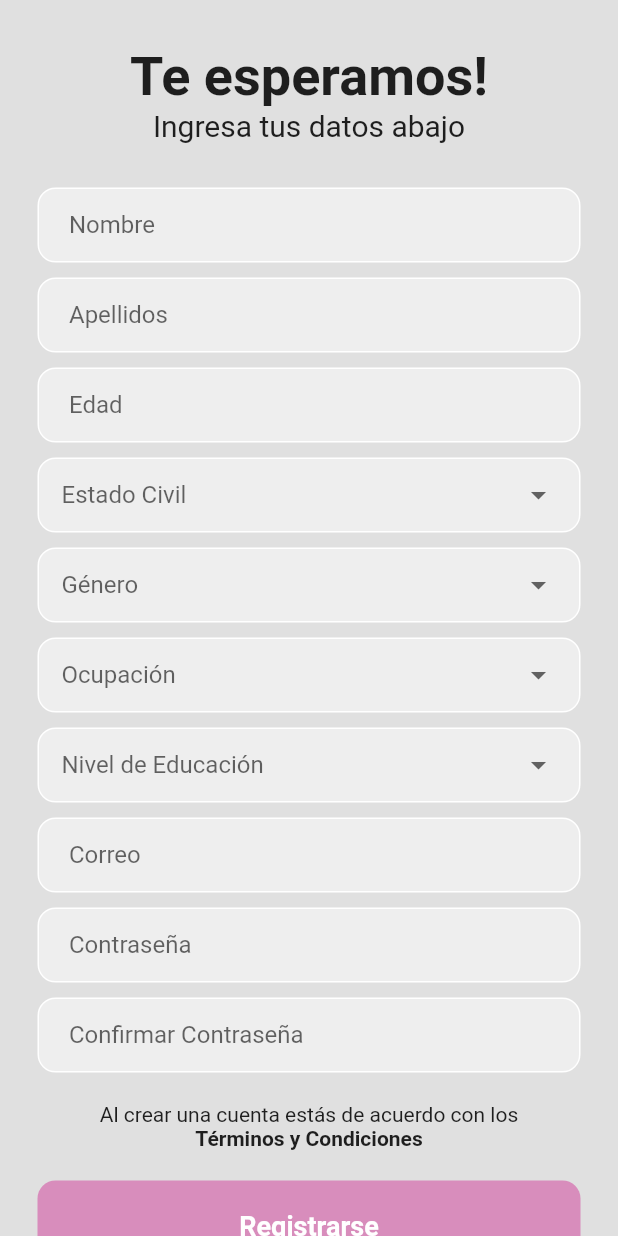
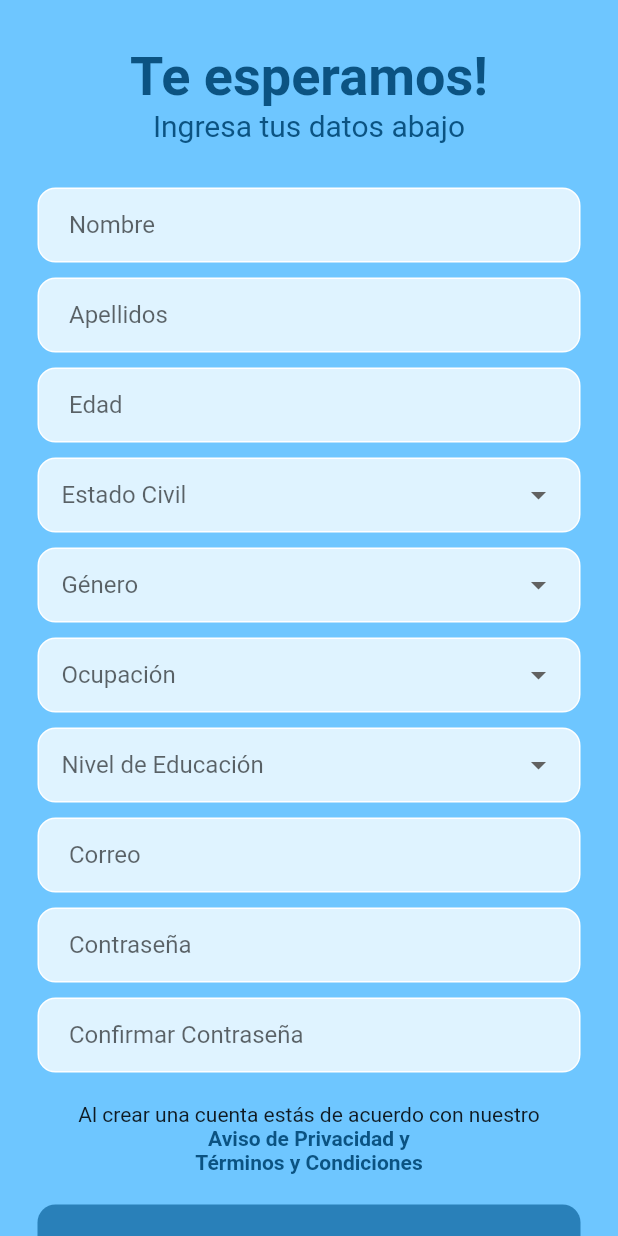
Before and after one commit to xxHarper/serenev1, a Flutter app: the RegisterPage screen opened directly with empty values, on a phone screen of 412 x 824 dp. Run offline on Flutter 3.47's test engine with Material 2 defaults, Android fonts, the phone set to English and light mode, and no system bars; our stand-ins replace animated_text_kit, better_player, cloud_firestore, firebase_auth, firebase_core, firebase_messaging and 5 more; accounts and stored records are empty; network calls fail.

Commit message:
terminos al 100, la bienvenida ya solo es al inicio

```diff
--- a/lib/intro_screens/intro_page_2.dart
+++ b/lib/intro_screens/intro_page_2.dart
@@ -19,7 +19,7 @@ class _IntroPage2State extends State<IntroPage2> {
     // TODO: implement initState
     BetterPlayerConfiguration betterPlayerConfiguration =
         BetterPlayerConfiguration(
-            autoPlay: false, aspectRatio: 16 / 9, fit: BoxFit.contain);
+            autoPlay: false, aspectRatio: 16 / 9, fit: BoxFit.fitWidth, );
 
     BetterPlayerDataSourceType type = BetterPlayerDataSourceType.network;
 
@@ -35,7 +35,8 @@ class _IntroPage2State extends State<IntroPage2> {
   @override
   Widget build(BuildContext context) {
     return Container(
-      color: Color(0xff80e4ed),
+      height: 200,
+      color: Color(0xff4F3C75),
       child: BetterPlayer(
           key: _betterPlayerKey, controller: _betterPlayerController!),
     );
--- a/lib/main.dart
+++ b/lib/main.dart
@@ -2,6 +2,7 @@ import 'package:firebase_core/firebase_core.dart';
 import 'package:firebase_messaging/firebase_messaging.dart';
 import 'package:flutter/material.dart';
 import 'package:serenev1/onboarding_screen.dart';
+import 'package:serenev1/services/local_storage.dart';
 import 'package:serenev1/services/notification_services.dart';
 
 import 'auth/main_page.dart';
@@ -12,6 +13,7 @@ Future main() async {
   WidgetsFlutterBinding.ensureInitialized();
   await Firebase.initializeApp();
   await initNotifications();
+  await LocalStorage.configurePrefs();
   runApp(const MyApp());
 }
 
@@ -59,11 +61,14 @@ class MyHomePage extends StatefulWidget {
 }
 
 class _MyHomePageState extends State<MyHomePage> {
-  bool showWelcomeScreens = true;
+  // Obtain shared preferences.
+  bool showWelcomeScreens = LocalStorage.prefs.getBool("welcomeScreen") ?? true;
+  /* bool showWelcomeScreens = true; */
 
   void toggleSc() {
     setState(() {
       showWelcomeScreens = !showWelcomeScreens;
+      LocalStorage.prefs.setBool("welcomeScreen", false);
     });
   }
 
--- a/lib/onboarding_screen.dart
+++ b/lib/onboarding_screen.dart
@@ -44,7 +44,7 @@ class _OnboardingScreenState extends State<OnboardingScreen> {
               alignment: Alignment(0, 0.8),
               child: DefaultTextStyle(
                   style: TextStyle(
-                      color: Colors.black87,
+                      color: Colors.white,
                       fontSize: 17,
                       fontWeight: FontWeight.normal),
                   child: Row(
--- a/lib/pages/register_page.dart
+++ b/lib/pages/register_page.dart
@@ -118,7 +118,8 @@ class _RegisterPageState extends State<RegisterPage> {
   @override
   Widget build(BuildContext context) {
     return Scaffold(
-      backgroundColor: Colors.grey[300],
+      /* backgroundColor: Colors.grey[300], */
+      backgroundColor: Color(0xff6EC6FF),
       body: SafeArea(
         child: Center(
           child: SingleChildScrollView(
@@ -135,6 +136,7 @@ class _RegisterPageState extends State<RegisterPage> {
                   style: TextStyle(
                     fontWeight: FontWeight.bold,
                     fontSize: 36,
+                    color: Color(0xff0B5382),
                   ),
                 ),
 
@@ -142,6 +144,7 @@ class _RegisterPageState extends State<RegisterPage> {
                   "Ingresa tus datos abajo",
                   style: TextStyle(
                     fontSize: 20,
+                    color: Color(0xff0B5382),
                   ),
                 ),
 
@@ -154,7 +157,7 @@ class _RegisterPageState extends State<RegisterPage> {
                   padding: const EdgeInsets.symmetric(horizontal: 25.0),
                   child: Container(
                     decoration: BoxDecoration(
-                        color: Colors.grey[200],
+                        color: Color(0xffDFF3FF),
                         border: Border.all(color: Colors.white),
                         borderRadius: BorderRadius.circular(12)),
                     child: Padding(
@@ -177,7 +180,7 @@ class _RegisterPageState extends State<RegisterPage> {
                   padding: const EdgeInsets.symmetric(horizontal: 25.0),
                   child: Container(
                     decoration: BoxDecoration(
-                        color: Colors.grey[200],
+                        color: Color(0xffDFF3FF),
                         border: Border.all(color: Colors.white),
                         borderRadius: BorderRadius.circular(12)),
                     child: Padding(
@@ -200,7 +203,7 @@ class _RegisterPageState extends State<RegisterPage> {
                   padding: const EdgeInsets.symmetric(horizontal: 25.0),
                   child: Container(
                     decoration: BoxDecoration(
-                        color: Colors.grey[200],
+                        color: Color(0xffDFF3FF),
                         border: Border.all(color: Colors.white),
                         borderRadius: BorderRadius.circular(12)),
                     child: Padding(
@@ -224,7 +227,7 @@ class _RegisterPageState extends State<RegisterPage> {
                   child: Container(
                     padding: const EdgeInsets.symmetric(horizontal: 15.0),
                     decoration: BoxDecoration(
-                        color: Colors.grey[200],
+                        color: Color(0xffDFF3FF),
                         border: Border.all(color: Colors.white),
                         borderRadius: BorderRadius.circular(12)),
                     child: DropdownButtonHideUnderline(
@@ -250,7 +253,7 @@ class _RegisterPageState extends State<RegisterPage> {
                   child: Container(
                     padding: const EdgeInsets.symmetric(horizontal: 15.0),
                     decoration: BoxDecoration(
-                        color: Colors.grey[200],
+                        color: Color(0xffDFF3FF),
                         border: Border.all(color: Colors.white),
                         borderRadius: BorderRadius.circular(12)),
                     child: DropdownButtonHideUnderline(
@@ -276,7 +279,7 @@ class _RegisterPageState extends State<RegisterPage> {
                   child: Container(
                     padding: const EdgeInsets.symmetric(horizontal: 15.0),
                     decoration: BoxDecoration(
-                        color: Colors.grey[200],
+                        color: Color(0xffDFF3FF),
                         border: Border.all(color: Colors.white),
                         borderRadius: BorderRadius.circular(12)),
                     child: DropdownButtonHideUnderline(
@@ -302,7 +305,7 @@ class _RegisterPageState extends State<RegisterPage> {
                   child: Container(
                     padding: const EdgeInsets.symmetric(horizontal: 15.0),
                     decoration: BoxDecoration(
-                        color: Colors.grey[200],
+                        color: Color(0xffDFF3FF),
                         border: Border.all(color: Colors.white),
                         borderRadius: BorderRadius.circular(12)),
                     child: DropdownButtonHideUnderline(
@@ -327,7 +330,7 @@ class _RegisterPageState extends State<RegisterPage> {
                   padding: const EdgeInsets.symmetric(horizontal: 25.0),
                   child: Container(
                     decoration: BoxDecoration(
-                        color: Colors.grey[200],
+                        color: Color(0xffDFF3FF),
                         border: Border.all(color: Colors.white),
                         borderRadius: BorderRadius.circular(12)),
                     child: Padding(
@@ -350,7 +353,7 @@ class _RegisterPageState extends State<RegisterPage> {
                   padding: const EdgeInsets.symmetric(horizontal: 25.0),
                   child: Container(
                     decoration: BoxDecoration(
-                        color: Colors.grey[200],
+                        color: Color(0xffDFF3FF),
                         border: Border.all(color: Colors.white),
                         borderRadius: BorderRadius.circular(12)),
                     child: Padding(
@@ -374,7 +377,7 @@ class _RegisterPageState extends State<RegisterPage> {
                   padding: const EdgeInsets.symmetric(horizontal: 25.0),
                   child: Container(
                     decoration: BoxDecoration(
-                        color: Colors.grey[200],
+                        color: Color(0xffDFF3FF),
                         border: Border.all(color: Colors.white),
                         borderRadius: BorderRadius.circular(12)),
                     child: Padding(
@@ -396,11 +399,33 @@ class _RegisterPageState extends State<RegisterPage> {
 
                 Text(
                   textAlign: TextAlign.center,
-                  "Al crear una cuenta estás de acuerdo con los",
+                  "Al crear una cuenta estás de acuerdo con nuestro",
                   style: TextStyle(fontWeight: FontWeight.normal),
                 ),
 
-                // Terms of use
+                // Policy Privacy
+                Padding(
+                    padding: const EdgeInsets.symmetric(horizontal: 25.0),
+                    child: GestureDetector(
+                      onTap: () {
+                        showDialog(
+                            context: context,
+                            builder: (context) {
+                              return PolicyDialog(
+                                  mdFileName: "privacy_policy.md");
+                            });
+                      },
+                      child: Text(
+                        textAlign: TextAlign.center,
+                        "Aviso de Privacidad y",
+                        style: TextStyle(
+                          fontWeight: FontWeight.bold,
+                          color: Color(0xff0B5382),
+                        ),
+                      ),
+                    )),
+
+                // PTerms of use
                 Padding(
                     padding: const EdgeInsets.symmetric(horizontal: 25.0),
                     child: GestureDetector(
@@ -415,28 +440,9 @@ class _RegisterPageState extends State<RegisterPage> {
                       child: Text(
                         textAlign: TextAlign.center,
                         "Términos y Condiciones",
-                        style: TextStyle(fontWeight: FontWeight.bold),
+                        style: TextStyle(fontWeight: FontWeight.bold, color: Color(0xff0B5382),),
                       ),
-                    )
-
-                    /*RichText(
-                      textAlign: TextAlign.center,
-                      text: TextSpan(
-                          text: "Al crear una cuenta esta de acuerdo con los\n",
-                          style: Theme.of(context).textTheme.bodyText1,
-                          children: [
-                            TextSpan(
-                                text: "Términos y Condiciones",
-                                style: TextStyle(fontWeight: FontWeight.bold),
-                                recognizer: TapGestureRecognizer()
-                                  ..onTap = () {showDialog(context: context, builder: (context){
-                                    return PolicyDialog(mdFileName: "terms_and_conditions.md");
-                                  });
-                                  // Open dialog with terms and conditions
-                                  })
-                          ]),
-                    )*/
-                    ),
+                    )),
 
                 SizedBox(
                   height: 20,
@@ -450,7 +456,7 @@ class _RegisterPageState extends State<RegisterPage> {
                     child: Container(
                       padding: EdgeInsets.all(20),
                       decoration: BoxDecoration(
-                          color: Color(0xffd88dbc),
+                          color: Color(0xff2980B9),
                           borderRadius: BorderRadius.circular(12)),
                       child: Center(
                         child: Text(
@@ -482,7 +488,8 @@ class _RegisterPageState extends State<RegisterPage> {
                       child: Text(
                         "  Iniciar sesión",
                         style: TextStyle(
-                            color: Colors.blue, fontWeight: FontWeight.bold),
+                            color: Color(0xff0B5382),
+                            fontWeight: FontWeight.bold),
                       ),
                     )
                   ],
--- /dev/null
+++ b/lib/services/local_storage.dart
@@ -0,0 +1,9 @@
+import 'package:shared_preferences/shared_preferences.dart';
+
+class LocalStorage {
+  static late SharedPreferences prefs;
+
+  static Future<void> configurePrefs() async {
+    prefs = await SharedPreferences.getInstance();
+  }
+}
--- a/pubspec.yaml
+++ b/pubspec.yaml
@@ -47,6 +47,7 @@ dependencies:
   flutter_local_notifications: ^14.1.1
   flutter_markdown: ^0.6.15
   animations: ^2.0.7
+  shared_preferences: ^2.1.2
 
 dev_dependencies:
   flutter_test:
```
Also changed, not shown: lib/intro_screens/intro_page_1.dart (+2 -17 lines), lib/pages/login_page.dart (+45 -14 lines), pubspec.lock, 2 other files.
